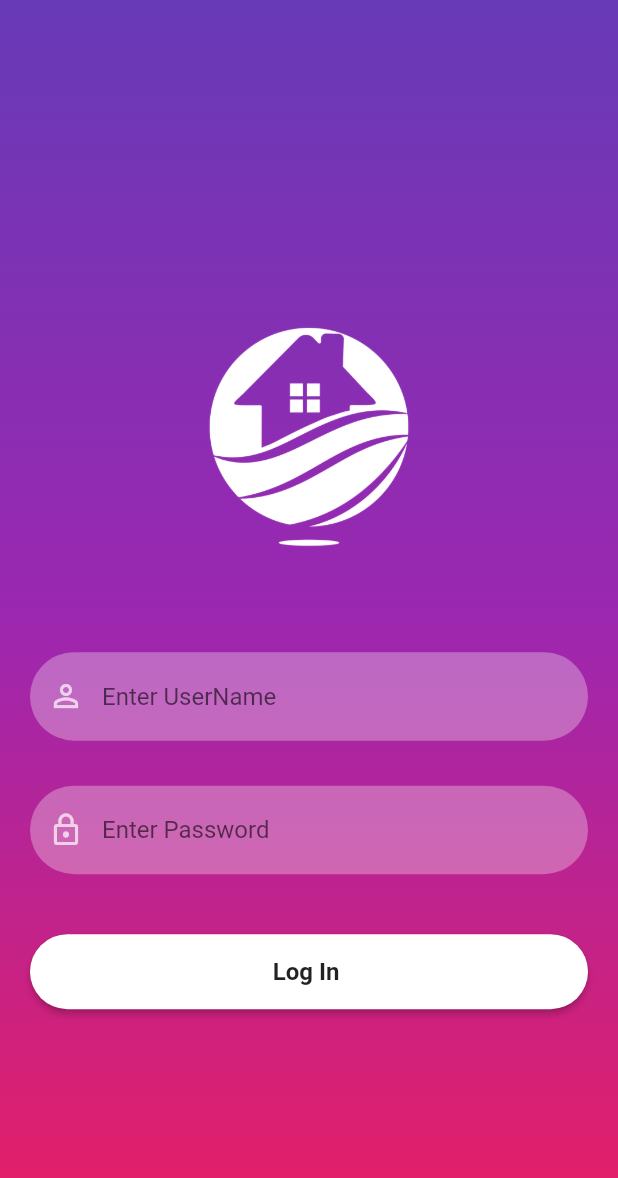
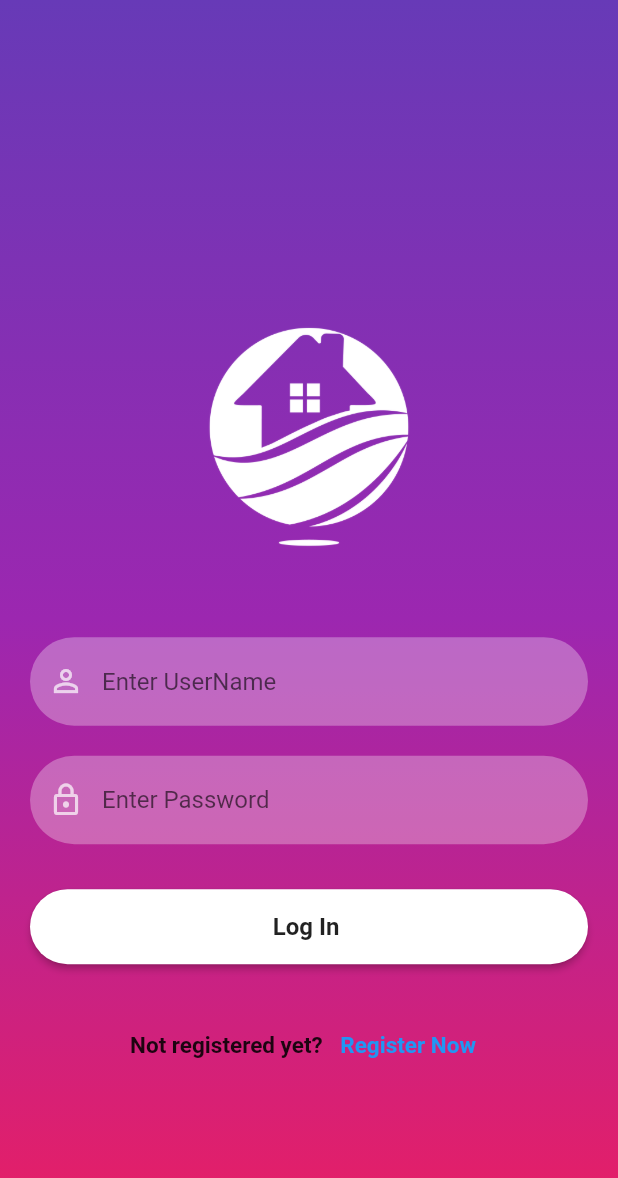
Before and after one commit to atifkhan77/Rentatouille, a Flutter app: the screen it shows after launch, on a phone screen of 412 x 824 dp. Shown: the top 1178 px of the screen. Run offline on Flutter 3.47's test engine with Material 2 defaults, Android fonts, the phone set to English and light mode, and no system bars.

Commit message:
adding text button in login Screen

```diff
--- a/lib/LoginScreen/login.dart
+++ /dev/null
@@ -1,54 +0,0 @@
-import 'package:flutter/material.dart';
-import 'package:rentatouille/LoginScreen/Textfields.dart';
-import 'package:rentatouille/LoginScreen/signInButtons.dart';
-
-class Login extends StatefulWidget {
-  const Login({super.key});
-
-  @override
-  State<Login> createState() => _LoginState();
-}
-
-class _LoginState extends State<Login> {
-  TextEditingController _passwordController = TextEditingController();
-  TextEditingController _emailController = TextEditingController();
-  @override
-  Widget build(BuildContext context) {
-    final height = MediaQuery.sizeOf(context).height * 1;
-    final width = MediaQuery.sizeOf(context).width * 1;
-    return Scaffold(
-      body: Container(
-        width: width * 1,
-        height: height * 1,
-        decoration: const BoxDecoration(
-          gradient: LinearGradient(
-              colors: [Colors.deepPurple, Colors.purple, Colors.pink],
-              begin: Alignment.topCenter,
-              end: Alignment.bottomCenter),
-        ),
-        child: SingleChildScrollView(
-          child: Padding(
-            padding: EdgeInsets.fromLTRB(20, height * 0.2, 20, 0),
-            child: Column(children: [
-              Image.asset(
-                'images/house.png',
-                fit: BoxFit.fitWidth,
-                width: 240,
-                height: 240,
-                color: Colors.white,
-              ),
-              const SizedBox(height: 30),
-              reusableWidget("Enter UserName", Icons.person_outline, false,
-                  _emailController),
-              const SizedBox(height: 30),
-              reusableWidget("Enter Password", Icons.lock_outline, false,
-                  _passwordController),
-              const SizedBox(height: 30),
-              signInButton(context, true, () {})
-            ]),
-          ),
-        ),
-      ),
-    );
-  }
-}
--- /dev/null
+++ b/lib/constants/constants.dart
@@ -0,0 +1,6 @@
+import 'package:flutter/material.dart';
+
+const themColor = LinearGradient(
+    colors: [Colors.deepPurple, Colors.purple, Colors.pink],
+    begin: Alignment.topCenter,
+    end: Alignment.bottomCenter);
--- a/lib/main.dart
+++ b/lib/main.dart
@@ -1,5 +1,5 @@
 import 'package:flutter/material.dart';
-import 'package:rentatouille/LoginScreen/login.dart';
+import 'package:rentatouille/screens/LoginScreen/login.dart';
 
 void main() {
   runApp(const MyApp());
--- /dev/null
+++ b/lib/screens/LoginScreen/login.dart
@@ -0,0 +1,82 @@
+import 'package:flutter/material.dart';
+import 'package:rentatouille/constants/constants.dart';
+import 'package:rentatouille/screens/signup/signupScreen.dart';
+import 'package:rentatouille/widgets/Textfields.dart';
+import 'package:rentatouille/screens/LoginScreen/signInButtons.dart';
+
+class Login extends StatefulWidget {
+  const Login({super.key});
+
+  @override
+  State<Login> createState() => _LoginState();
+}
+
+class _LoginState extends State<Login> {
+  TextEditingController _passwordController = TextEditingController();
+  TextEditingController _emailController = TextEditingController();
+  @override
+  Widget build(BuildContext context) {
+    final height = MediaQuery.sizeOf(context).height;
+    final width = MediaQuery.sizeOf(context).width;
+    return Scaffold(
+      body: Container(
+        width: width * 1,
+        height: height * 1,
+        decoration: const BoxDecoration(
+          gradient: themColor,
+        ),
+        child: SingleChildScrollView(
+          child: Padding(
+            padding: EdgeInsets.fromLTRB(20, height * 0.2, 20, 0),
+            child: Column(children: [
+              Image.asset(
+                'images/house.png',
+                fit: BoxFit.fitWidth,
+                width: 240,
+                height: 240,
+                color: Colors.white,
+              ),
+              const SizedBox(height: 20),
+              reusableWidget("Enter UserName", Icons.person_outline, false,
+                  _emailController),
+              const SizedBox(height: 20),
+              reusableWidget("Enter Password", Icons.lock_outline, true,
+                  _passwordController),
+              const SizedBox(height: 20),
+              signInButton(context, true, () {}),
+              const SizedBox(
+                height: 10,
+              ),
+              SignUpOption(),
+            ]),
+          ),
+        ),
+      ),
+    );
+  }
+
+  Row SignUpOption() {
+    return Row(
+      mainAxisAlignment: MainAxisAlignment.center,
+      children: [
+        const Text(
+          'Not registered yet? ',
+          style: TextStyle(fontWeight: FontWeight.bold, fontSize: 15),
+        ),
+        TextButton(
+          onPressed: () {
+            Navigator.of(context).push(
+              MaterialPageRoute(
+                builder: (context) => SignUpScreen(),
+              ),
+            );
+          },
+          child: const Text(
+            'Register Now',
+            style: TextStyle(fontWeight: FontWeight.bold, fontSize: 15),
+          ),
+        ),
+      ],
+    );
+  }
+}
--- /dev/null
+++ b/lib/screens/signup/signupScreen.dart
@@ -0,0 +1,15 @@
+import 'package:flutter/material.dart';
+
+class SignUpScreen extends StatefulWidget {
+  const SignUpScreen({super.key});
+
+  @override
+  State<SignUpScreen> createState() => _SignUpScreenState();
+}
+
+class _SignUpScreenState extends State<SignUpScreen> {
+  @override
+  Widget build(BuildContext context) {
+    return Container();
+  }
+}
```
Also changed, not shown: lib/screens/LoginScreen/signInButtons.dart (renamed from lib/LoginScreen/signInButtons.dart), lib/widgets/Textfields.dart (renamed from lib/LoginScreen/Textfields.dart).
